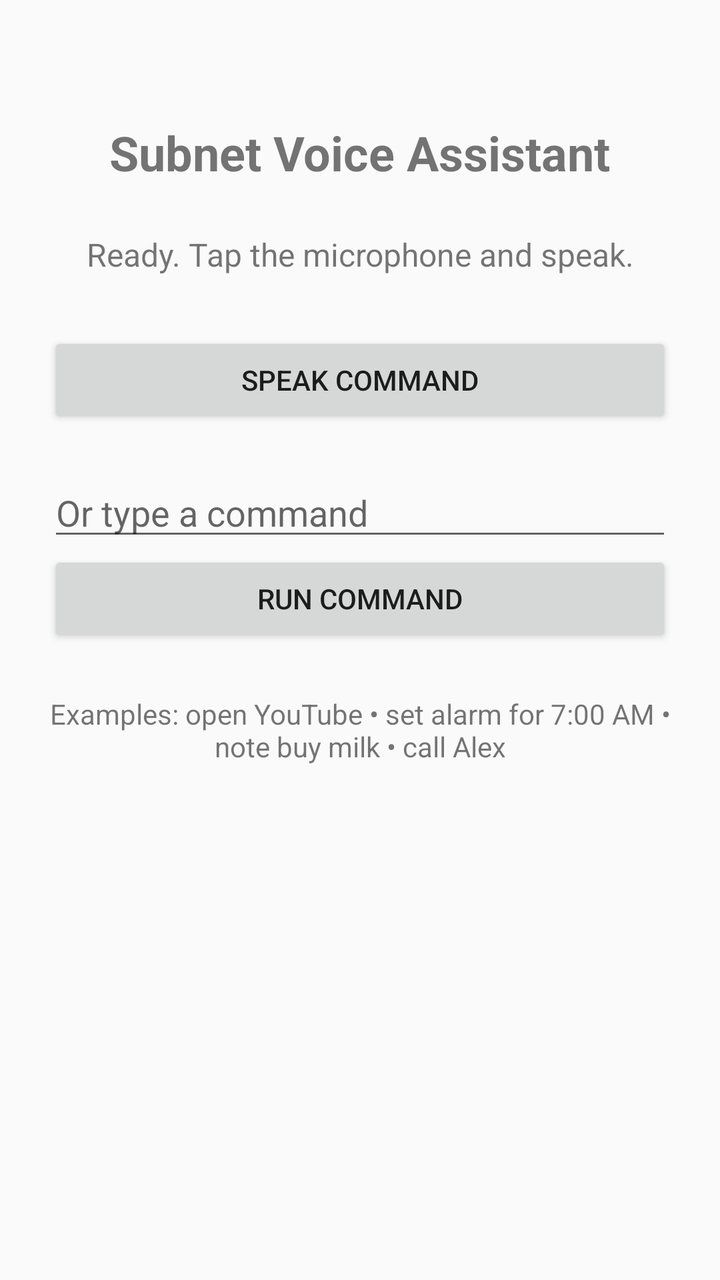
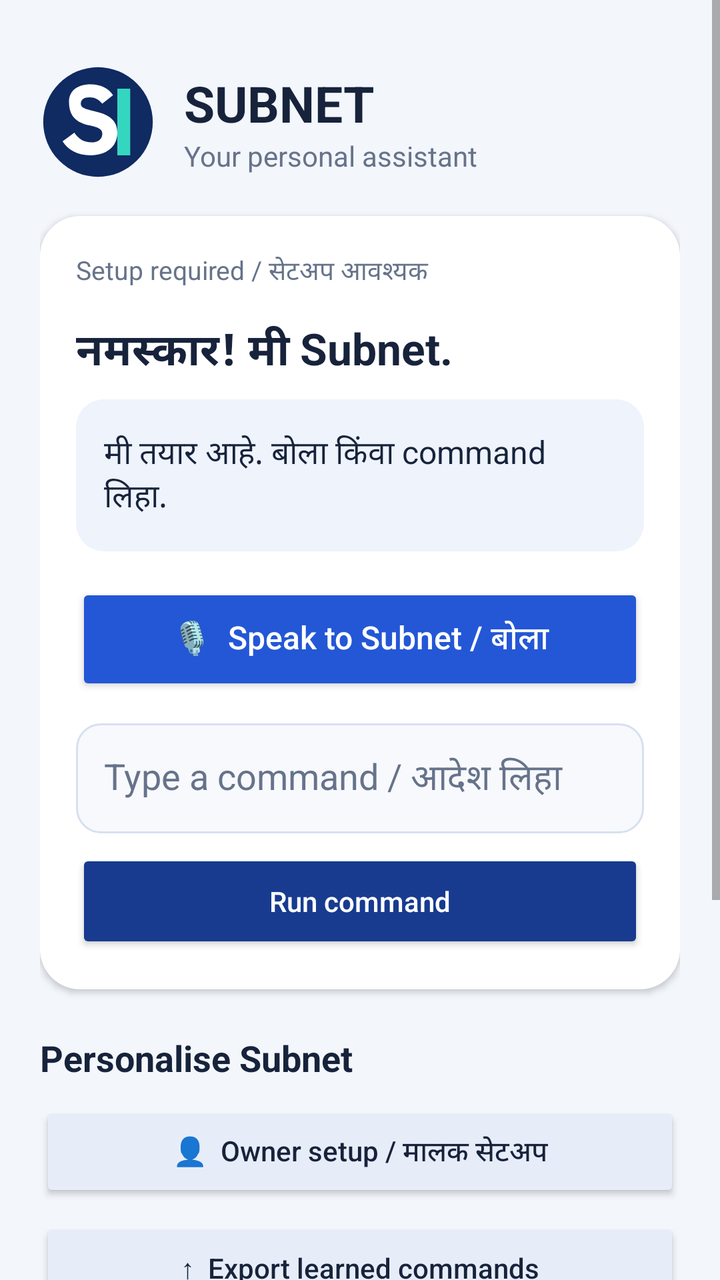

The first picture is an Android layout as it rendered before a commit; the second is the same layout after the commit. The layout source and the unified diff follow.
<!-- AndroidManifest.xml: application theme android:Theme.Material.Light.NoActionBar -->
<!-- res/layout/activity_main.xml -->
<?xml version="1.0" encoding="utf-8"?>
<LinearLayout xmlns:android="http://schemas.android.com/apk/res/android" android:orientation="vertical" android:padding="24dp" android:gravity="center_horizontal" android:layout_width="match_parent" android:layout_height="match_parent">
    <TextView android:text="Subnet Voice Assistant" android:textSize="24sp" android:textStyle="bold" android:layout_marginTop="36dp" android:layout_width="wrap_content" android:layout_height="wrap_content" />
    <TextView android:id="@+id/status" android:text="Ready. Tap the microphone and speak." android:textSize="16sp" android:gravity="center" android:layout_marginTop="24dp" android:layout_width="match_parent" android:layout_height="wrap_content" />
    <Button android:id="@+id/listenButton" android:text="Speak command" android:layout_marginTop="28dp" android:layout_width="match_parent" android:layout_height="wrap_content" />
    <EditText android:id="@+id/commandInput" android:hint="Or type a command" android:layout_marginTop="20dp" android:singleLine="true" android:layout_width="match_parent" android:layout_height="wrap_content" />
    <Button android:id="@+id/runButton" android:text="Run command" android:layout_width="match_parent" android:layout_height="wrap_content" />
    <TextView android:text="Examples: open YouTube • set alarm for 7:00 AM • note buy milk • call Alex" android:gravity="center" android:layout_marginTop="24dp" android:layout_width="match_parent" android:layout_height="wrap_content" />
</LinearLayout>
<!-- resources referenced by this layout -->
<resources>

</resources>

<!-- the commit's change to res/layout/activity_main.xml (unified diff, before → after) -->
@@ -1,9 +1,194 @@
 <?xml version="1.0" encoding="utf-8"?>
-<LinearLayout xmlns:android="http://schemas.android.com/apk/res/android" android:orientation="vertical" android:padding="24dp" android:gravity="center_horizontal" android:layout_width="match_parent" android:layout_height="match_parent">
-    <TextView android:text="Subnet Voice Assistant" android:textSize="24sp" android:textStyle="bold" android:layout_marginTop="36dp" android:layout_width="wrap_content" android:layout_height="wrap_content" />
-    <TextView android:id="@+id/status" android:text="Ready. Tap the microphone and speak." android:textSize="16sp" android:gravity="center" android:layout_marginTop="24dp" android:layout_width="match_parent" android:layout_height="wrap_content" />
-    <Button android:id="@+id/listenButton" android:text="Speak command" android:layout_marginTop="28dp" android:layout_width="match_parent" android:layout_height="wrap_content" />
-    <EditText android:id="@+id/commandInput" android:hint="Or type a command" android:layout_marginTop="20dp" android:singleLine="true" android:layout_width="match_parent" android:layout_height="wrap_content" />
-    <Button android:id="@+id/runButton" android:text="Run command" android:layout_width="match_parent" android:layout_height="wrap_content" />
-    <TextView android:text="Examples: open YouTube • set alarm for 7:00 AM • note buy milk • call Alex" android:gravity="center" android:layout_marginTop="24dp" android:layout_width="match_parent" android:layout_height="wrap_content" />
-</LinearLayout>
+<ScrollView xmlns:android="http://schemas.android.com/apk/res/android"
+    android:layout_width="match_parent"
+    android:layout_height="match_parent"
+    android:background="@color/sb_background"
+    android:fillViewport="true">
+
+    <LinearLayout
+        android:layout_width="match_parent"
+        android:layout_height="wrap_content"
+        android:orientation="vertical"
+        android:padding="20dp">
+
+        <LinearLayout
+            android:layout_width="match_parent"
+            android:layout_height="wrap_content"
+            android:gravity="center_vertical"
+            android:orientation="horizontal"
+            android:paddingTop="12dp"
+            android:paddingBottom="18dp">
+
+            <ImageView
+                android:layout_width="58dp"
+                android:layout_height="58dp"
+                android:contentDescription="Subnet Assistant SB logo"
+                android:src="@drawable/sb_logo" />
+
+            <LinearLayout
+                android:layout_width="0dp"
+                android:layout_height="wrap_content"
+                android:layout_marginStart="14dp"
+                android:layout_weight="1"
+                android:orientation="vertical">
+
+                <TextView
+                    android:layout_width="wrap_content"
+                    android:layout_height="wrap_content"
+                    android:text="SUBNET"
+                    android:textColor="@color/sb_text"
+                    android:textSize="25sp"
+                    android:textStyle="bold" />
+
+                <TextView
+                    android:layout_width="wrap_content"
+                    android:layout_height="wrap_content"
+                    android:text="Your personal assistant"
+                    android:textColor="@color/sb_muted"
+                    android:textSize="14sp" />
+            </LinearLayout>
+        </LinearLayout>
+
+        <LinearLayout
+            android:layout_width="match_parent"
+            android:layout_height="wrap_content"
+            android:background="@drawable/card_surface"
+            android:elevation="2dp"
+            android:orientation="vertical"
+            android:padding="18dp">
+
+            <TextView
+                android:id="@+id/setupStatus"
+                android:layout_width="match_parent"
+                android:layout_height="wrap_content"
+                android:text="Setup required / सेटअप आवश्यक"
+                android:textColor="@color/sb_muted"
+                android:textSize="13sp" />
+
+            <TextView
+                android:layout_width="match_parent"
+                android:layout_height="wrap_content"
+                android:layout_marginTop="14dp"
+                android:text="नमस्कार! मी Subnet."
+                android:textColor="@color/sb_text"
+                android:textSize="22sp"
+                android:textStyle="bold" />
+
+            <TextView
+                android:id="@+id/status"
+                android:layout_width="match_parent"
+                android:layout_height="wrap_content"
+                android:layout_marginTop="8dp"
+                android:background="@drawable/status_surface"
+                android:gravity="center_vertical"
+                android:minHeight="76dp"
+                android:padding="14dp"
+                android:text="मी तयार आहे. बोला किंवा command लिहा."
+                android:textColor="@color/sb_text"
+                android:textSize="16sp" />
+
+            <Button
+                android:id="@+id/listenButton"
+                android:layout_width="match_parent"
+                android:layout_height="56dp"
+                android:layout_marginTop="16dp"
+                android:backgroundTint="@color/sb_primary"
+                android:text="🎙  Speak to Subnet / बोला"
+                android:textAllCaps="false"
+                android:textColor="@android:color/white"
+                android:textSize="16sp" />
+
+            <EditText
+                android:id="@+id/commandInput"
+                android:layout_width="match_parent"
+                android:layout_height="wrap_content"
+                android:layout_marginTop="14dp"
+                android:background="@drawable/input_surface"
+                android:hint="Type a command / आदेश लिहा"
+                android:inputType="textCapSentences"
+                android:minHeight="52dp"
+                android:padding="14dp"
+                android:singleLine="true"
+                android:textColor="@color/sb_text"
+                android:textColorHint="@color/sb_muted" />
+
+            <Button
+                android:id="@+id/runButton"
+                android:layout_width="match_parent"
+                android:layout_height="52dp"
+                android:layout_marginTop="8dp"
+                android:backgroundTint="@color/sb_secondary"
+                android:text="Run command"
+                android:textAllCaps="false"
+                android:textColor="@android:color/white" />
+        </LinearLayout>
+
+        <TextView
+            android:layout_width="match_parent"
+            android:layout_height="wrap_content"
+            android:layout_marginTop="22dp"
+            android:layout_marginBottom="10dp"
+            android:text="Personalise Subnet"
+            android:textColor="@color/sb_text"
+            android:textSize="18sp"
+            android:textStyle="bold" />
+
+        <Button
+            android:id="@+id/setupButton"
+            android:layout_width="match_parent"
+            android:layout_height="50dp"
+            android:backgroundTint="@color/sb_card_button"
+            android:text="👤  Owner setup / मालक सेटअप"
+            android:textAllCaps="false"
+            android:textColor="@color/sb_text" />
+
+        <Button
+            android:id="@+id/exportButton"
+            android:layout_width="match_parent"
+            android:layout_height="50dp"
+            android:layout_marginTop="8dp"
+            android:backgroundTint="@color/sb_card_button"
+            android:text="↑  Export learned commands"
+            android:textAllCaps="false"
+            android:textColor="@color/sb_text" />
+
+        <Button
+            android:id="@+id/importButton"
+            android:layout_width="match_parent"
+            android:layout_height="50dp"
+            android:layout_marginTop="8dp"
+            android:backgroundTint="@color/sb_card_button"
+            android:text="↓  Import learned commands"
+            android:textAllCaps="false"
+            android:textColor="@color/sb_text" />
+
+        <Button
+            android:id="@+id/suggestButton"
+            android:layout_width="match_parent"
+            android:layout_height="52dp"
+            android:layout_marginTop="8dp"
+            android:backgroundTint="@color/sb_accent"
+            android:text="💡  Suggest a feature"
+            android:textAllCaps="false"
+            android:textColor="@android:color/white" />
+
+        <TextView
+            android:layout_width="match_parent"
+            android:layout_height="wrap_content"
+            android:layout_marginTop="20dp"
+            android:padding="14dp"
+            android:background="@drawable/status_surface"
+            android:text="Try: “आईला call कर”  •  “WhatsApp उघड”  •  “note उद्या दूध आणायचे”  •  “teach आई as Aai”"
+            android:textColor="@color/sb_muted"
+            android:textSize="13sp" />
+
+        <TextView
+            android:layout_width="match_parent"
+            android:layout_height="wrap_content"
+            android:layout_marginTop="14dp"
+            android:gravity="center"
+            android:text="SUBNETBYTES  •  Built to learn with you"
+            android:textColor="@color/sb_muted"
+            android:textSize="11sp" />
+    </LinearLayout>
+</ScrollView>
<!-- resource entries referenced after the edit -->
@@ -1,5 +1,34 @@
 <!-- resources referenced by this layout -->
 <resources>
-
+  <color name="sb_accent">#0E8A78</color>
+  <color name="sb_background">#F3F6FB</color>
+  <color name="sb_card_button">#E7EDF8</color>
+  <color name="sb_muted">#66738A</color>
+  <color name="sb_primary">#2457D6</color>
+  <color name="sb_secondary">#183B8F</color>
+  <color name="sb_text">#17233B</color>
+  <!-- drawable card_surface (drawable) -->
+  <shape xmlns:android="http://schemas.android.com/apk/res/android">
+      <solid android:color="#FFFFFF" />
+      <corners android:radius="20dp" />
+  </shape>
+  <!-- drawable input_surface (drawable) -->
+  <shape xmlns:android="http://schemas.android.com/apk/res/android">
+      <solid android:color="#F7F9FD" />
+      <stroke android:width="1dp" android:color="#D7E0F0" />
+      <corners android:radius="12dp" />
+  </shape>
+  <!-- drawable sb_logo (drawable) -->
+  <vector xmlns:android="http://schemas.android.com/apk/res/android"
+      android:width="108dp" android:height="108dp" android:viewportWidth="108" android:viewportHeight="108">
+      <path android:fillColor="#102A62" android:pathData="M54,3A51,51 0,1 0,54 105A51,51 0,1 0,54 3Z" />
+      <path android:fillColor="#FFFFFF" android:pathData="M27,35C27,25 35,19 47,19C57,19 64,23 68,29L58,37C55,33 51,31 46,31C41,31 38,33 38,37C38,41 42,42 51,44C64,47 72,52 72,64C72,77 62,85 47,85C35,85 26,80 21,72L32,64C36,70 41,73 48,73C54,73 58,70 58,65C58,61 55,59 45,57C34,54 27,49 27,35Z" />
+      <path android:fillColor="#35D6C0" android:pathData="M72,23L84,23L84,85L72,85Z" />
+  </vector>
+  <!-- drawable status_surface (drawable) -->
+  <shape xmlns:android="http://schemas.android.com/apk/res/android">
+      <solid android:color="#EEF3FC" />
+      <corners android:radius="14dp" />
+  </shape>
 </resources>
 
